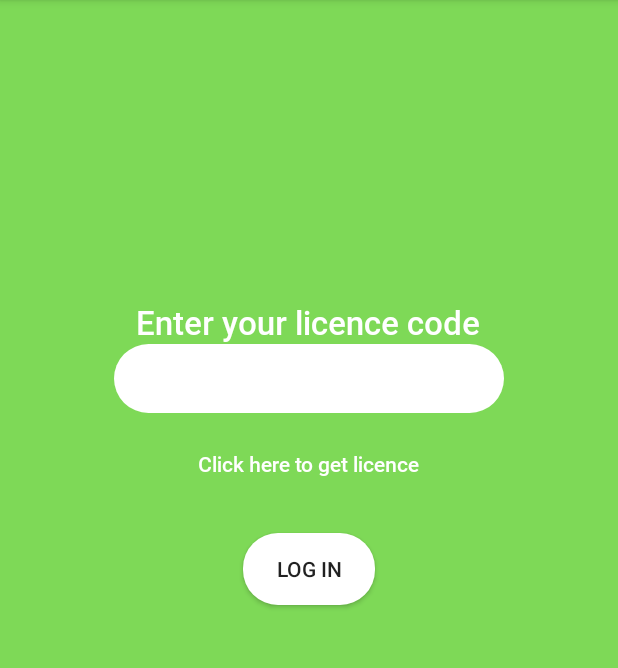
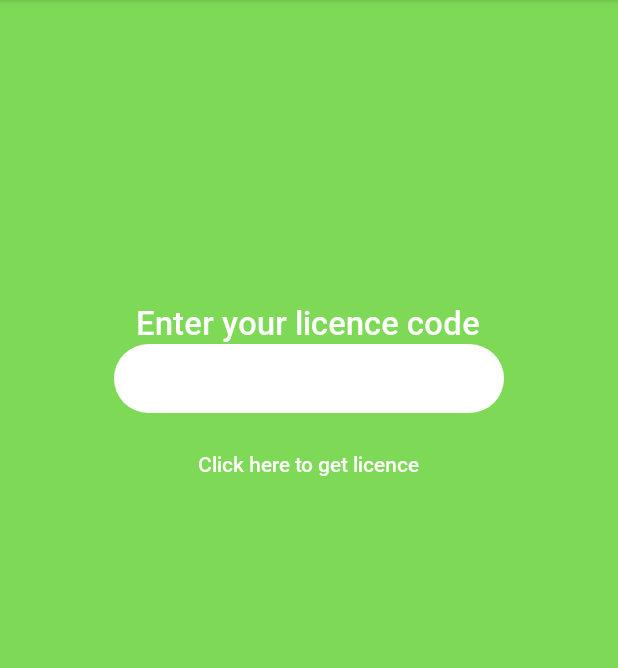
Before and after one commit to kashastic/pubNudgePrototype, an Android app: the screen it shows after launch (LoginActivity), on a phone screen of 412 x 824 dp, the part 84-752 px from its top. Run offline under Robolectric (Android 15) with nearby library versions, the phone set to English and light mode, and no system bars.

Commit message:
loginpage Update

```diff
--- a/NudgeRewriten/app/src/main/java/com/example/nudgerewriten/LoginActivity.java
+++ b/NudgeRewriten/app/src/main/java/com/example/nudgerewriten/LoginActivity.java
@@ -4,6 +4,8 @@ import android.content.Intent;
 import android.content.SharedPreferences;
 import android.os.Bundle;
 import android.support.v7.app.AppCompatActivity;
+import android.text.Editable;
+import android.text.TextWatcher;
 import android.view.View;
 import android.widget.Button;
 import android.widget.EditText;
@@ -13,40 +15,30 @@ public class LoginActivity extends AppCompatActivity {
     public static final String SHARED_PREFS = "sharedPrefs";
     public static final String TEXT = "text";
     private EditText licencecode;
-    private Button savebtn;
+    private final TextWatcher mTextEditorWatcher = new TextWatcher() {
+        public void beforeTextChanged(CharSequence s, int start, int count, int after) {
+        }
 
+        public void onTextChanged(CharSequence s, int start, int before, int count) {
+            //This sets a textview to the current length
+
+        }
+
+        public void afterTextChanged(Editable s) {
+            if (s.length() == 8) {
+
+                Intent intent = new Intent(LoginActivity.this, MainActivity.class);
+                startActivity(intent);
+
+            }
+        }
+    };
     @Override
+
     protected void onCreate(Bundle savedInstanceState) {
         super.onCreate(savedInstanceState);
-        final SharedPreferences msharedPreferences = getSharedPreferences(SHARED_PREFS, MODE_PRIVATE);
-
-        if (msharedPreferences.contains(SHARED_PREFS))
-        {
-            Intent intent = new Intent(LoginActivity.this, MainActivity.class);
-            startActivity(intent);
+        setContentView(R.layout.activity_login);
+        licencecode = (EditText) findViewById(R.id.licenceCode);
+        licencecode.addTextChangedListener(mTextEditorWatcher);
         }
-        else
-        {
-            setContentView(R.layout.activity_login);
-            licencecode = (EditText) findViewById(R.id.licenceCode);
-            savebtn = (Button) findViewById(R.id.submitButton);
-            savebtn.setOnClickListener(new View.OnClickListener() {
-                @Override
-                public void onClick(View v) {
-
-                    savedata();
-                }
-                public void savedata() //To save Data in SharePreferences
-                {
-                    SharedPreferences.Editor editor = msharedPreferences.edit();
-                    editor.putString(TEXT, licencecode.getText().toString());
-                    editor.apply();
-                    Intent intent = new Intent(LoginActivity.this, MainActivity.class);
-                    startActivity(intent);
-                }
-            });
-
-
-        }
-    }
 }
--- a/NudgeRewriten/app/src/main/res/layout/activity_login.xml
+++ b/NudgeRewriten/app/src/main/res/layout/activity_login.xml
@@ -43,16 +43,5 @@
         android:textColor="#FFFF"
         android:textSize="14dp" />
 
-    <Button
-        android:id="@+id/submitButton"
-        android:layout_width="wrap_content"
-        android:layout_height="wrap_content"
-        android:layout_below="@+id/textView"
-        android:layout_centerHorizontal="true"
-        android:layout_marginTop="10dp"
-        android:background="@drawable/edit_round"
-        android:text="Log In" />
-
-
 
 </RelativeLayout>
```
